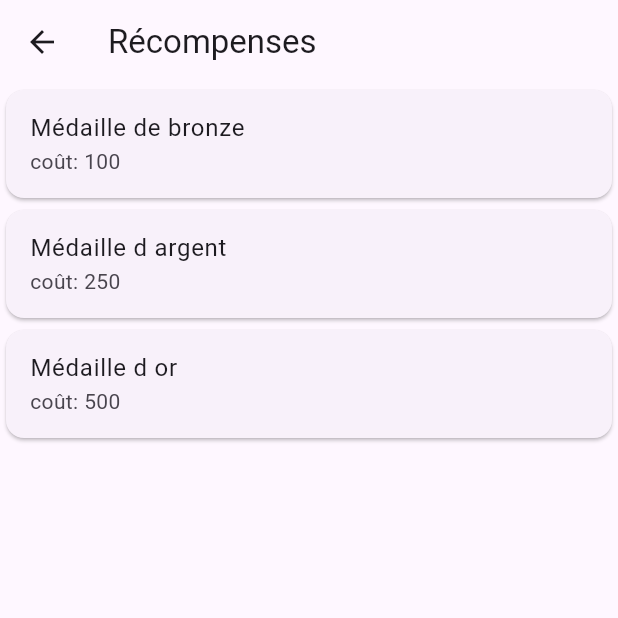
After one commit to Bokuto72/habitsTracker, a Flutter app: the RewardsPage screen opened directly, on a phone screen of 412 x 824 dp, the top half of it. The commit adds this screen. Run offline on Flutter 3.47's test engine with Material 3 defaults, Android fonts, the phone set to English and light mode, and no system bars; our stand-ins replace flutter_bloc, sqflite; missing offline and left inert: dart:ffi; accounts and stored records are empty.

Commit message:
modif navbar en tant que composant, + affichage profil utilisateur sur le tableau de bord + affichage des récompenses existantes.

```diff
--- a/lib/data/database.dart
+++ b/lib/data/database.dart
@@ -89,6 +89,10 @@ class DatabaseManager {
             FOREIGN KEY (id) REFERENCES $tableTasks (id)
           )
           ''');
+    await db.execute('''
+          INSERT INTO $tableRewards (value, name) VALUES (100, 'Médaille de bronze'),
+          (250, 'Médaille d argent'), (500, 'Médaille d or')
+          ''');
   }
 
   //======
--- /dev/null
+++ b/lib/views/rewards.dart
@@ -0,0 +1,56 @@
+import 'package:flutter/cupertino.dart';
+import 'package:flutter/material.dart';
+import 'package:habits_tracker/data/database.dart';
+
+class RewardsPage extends StatefulWidget {
+  const RewardsPage({super.key});
+
+  @override
+  State<RewardsPage> createState() => _RewardsPageState();
+}
+
+class _RewardsPageState extends State<RewardsPage> {
+  DatabaseManager databaseManager = DatabaseManager.instance;
+  List<Map<String, dynamic>> rewards = [];
+
+  @override
+  void initState() {
+    _query();
+    super.initState();
+  }
+
+  @override
+  Widget build(BuildContext context) {
+    return Scaffold(
+        appBar: AppBar(
+          title: Text("Récompenses"),
+        ),
+        body: ListView.builder(
+            itemCount: rewards.length,
+            itemBuilder: (context, index) {
+              final reward = rewards[index];
+              return Card(
+                child: ListTile(
+                  title: Text(reward['name']),
+                  subtitle: Column(
+                    crossAxisAlignment: CrossAxisAlignment.start,
+                    children: [
+                      Text("coût: ${reward['value']}"),
+
+                    ],
+                  ),
+                ),
+              );
+            })
+
+    );
+
+  }
+
+  void _query() async {
+    final rows = await databaseManager.queryAllRows(DatabaseManager.tableRewards);
+    setState(() {
+      rewards = rows;
+    });
+  }
+}
--- a/pubspec.yaml
+++ b/pubspec.yaml
@@ -37,6 +37,7 @@ dependencies:
   cupertino_icons: ^1.0.6
   sqflite: ^2.3.3+1
   path: ^1.9.0
+  flutter_bloc: ^8.1.5
 
 dev_dependencies:
   flutter_test:
```
Also changed, not shown: lib/views/agenda.dart (added, +16 -0 lines), lib/views/components/bottom_navbar.dart (added, +13 -0 lines), lib/views/dashboard.dart (added, +64 -0 lines), lib/views/home.dart (+50 -39 lines), lib/views/tasks.dart (added, +19 -0 lines), pubspec.lock.
